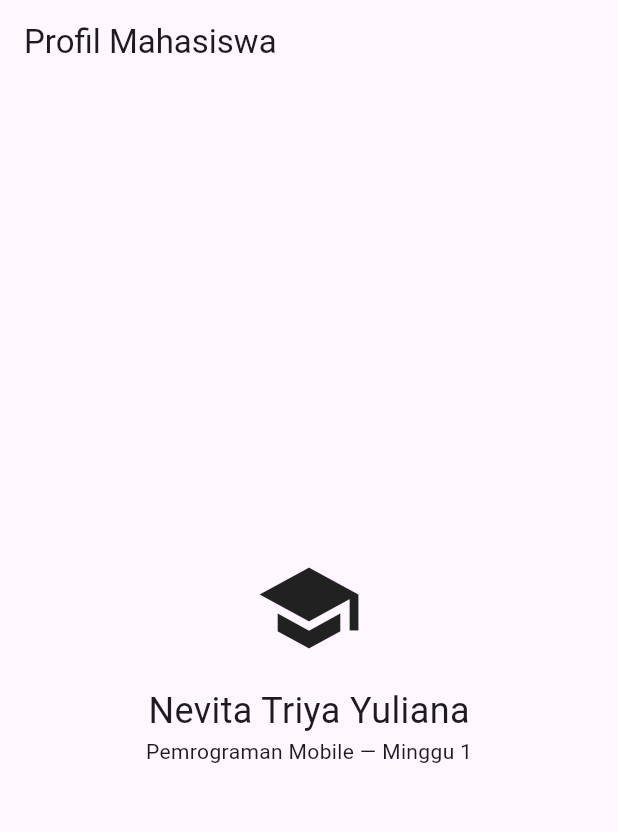
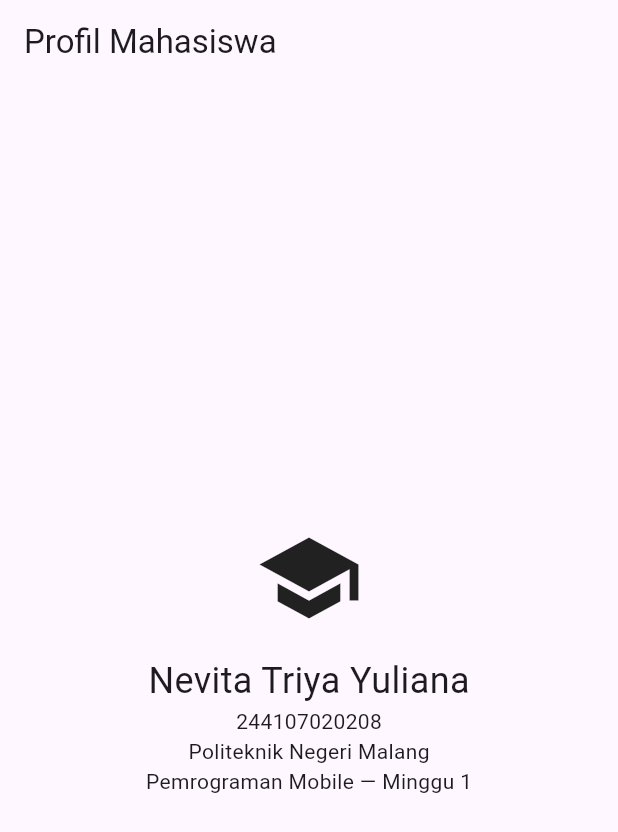
Before and after one commit to nevita275/244107020208-mobile-course, a Flutter app: the screen it shows after launch, on a phone screen of 412 x 824 dp. Shown: the top 832 px of the screen. Run offline on Flutter 3.47's test engine with Material 3 defaults, Android fonts, the phone set to English and light mode, and no system bars.

Commit message:
Pengerjaan Laporan Praktikum

```diff
--- a/01-week-1-mobile-development-ecosystem-flutter-refresh/lib/main.dart
+++ b/01-week-1-mobile-development-ecosystem-flutter-refresh/lib/main.dart
@@ -15,6 +15,8 @@ class MyApp extends StatelessWidget {
             Icon(Icons.school, size: 72),
             SizedBox(height: 16),
             Text('Nevita Triya Yuliana', style: TextStyle(fontSize: 24)),
+            Text('244107020208'),
+            Text('Politeknik Negeri Malang'),
             Text('Pemrograman Mobile — Minggu 1'),
           ]),
         ),
```
Also changed, not shown: 11 other files.
